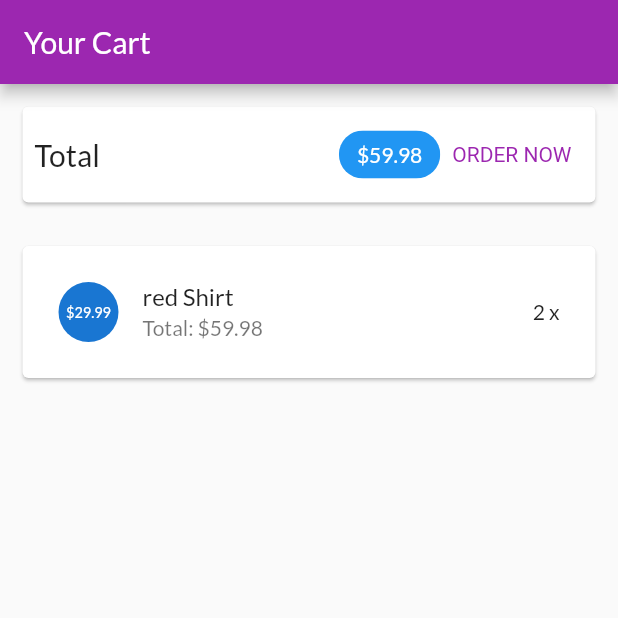
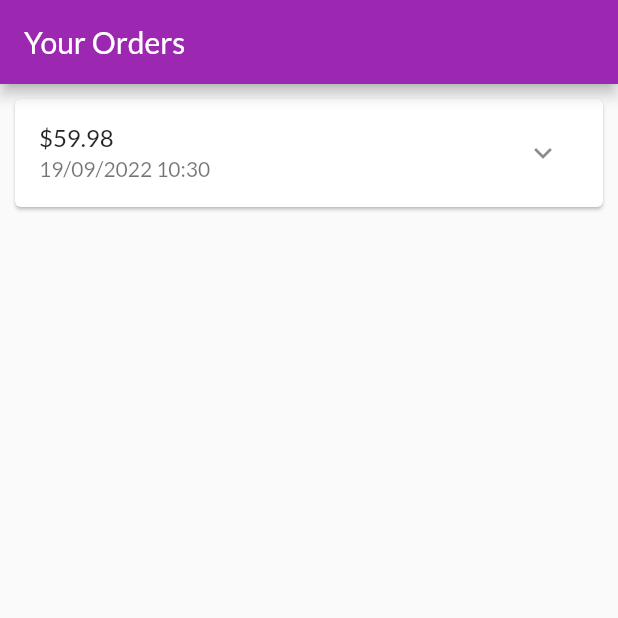
Before and after one commit to PhanDuongKhang/CT484-02, a Flutter app: the screen it shows after launch, on a phone screen of 412 x 824 dp, the top half of it. Run offline on Flutter 3.47's test engine with Material 2 defaults, Android fonts, the phone set to English and light mode, and no system bars.

Commit message:
Xay dung trang cac dat hang

```diff
--- a/lib/main.dart
+++ b/lib/main.dart
@@ -4,6 +4,7 @@ import 'ui/products/product_detail_screen.dart';
 import 'ui/products/product_overview_screen.dart';
 import 'ui/products/user_products_screen.dart';
 import 'ui/cart/cart_screen.dart';
+import 'ui/orders/orders_screen.dart';
 
 void main() {
   runApp(const MyApp());
@@ -53,9 +54,11 @@ class MyApp extends StatelessWidget {
       //   child: UserProductsScreen(),
       // ),
 
-      home: const SafeArea(
-        child: CartScreen(),
-      ),
+      // home: const SafeArea(
+      //   child: CartScreen(),
+      // ),
+
+      home: const SafeArea(child: OrdersScreen()),
 
     );
   }
--- /dev/null
+++ b/lib/models/order_item.dart
@@ -0,0 +1,33 @@
+import 'cart_item.dart';
+
+class OrderItem {
+  final String? id;
+  final double amount;
+  final List<CartItem> products;
+  final DateTime dateTime;
+
+  int get productCount {
+    return products.length;
+  }
+
+  OrderItem({
+    this.id,
+    required this.amount,
+    required this.products,
+    DateTime? dateTime,
+  }) : dateTime = dateTime ?? DateTime.now();
+
+  OrderItem copyWith({
+    String? id,
+    double? amount,
+    List<CartItem>? products,
+    DateTime? dateTime,
+  }) {
+    return OrderItem(
+      id: id ?? this.id,
+      amount: amount ?? this.amount,
+      products: products ?? this.products,
+      dateTime: dateTime ?? this.dateTime,
+    );
+  }
+}
--- /dev/null
+++ b/lib/ui/orders/order_item_card.dart
@@ -0,0 +1,80 @@
+import 'dart:math';
+
+import 'package:flutter/material.dart';
+import 'package:intl/intl.dart';
+
+import '../../models/order_item.dart';
+
+class OrderItemCard extends StatefulWidget {
+  final OrderItem order;
+
+  const OrderItemCard(this.order, {super.key});
+
+  @override
+  State<OrderItemCard> createState() => _OrderItemCardState();
+}
+
+class _OrderItemCardState extends State<OrderItemCard> {
+  var _expanded = false;
+
+  @override
+  Widget build(BuildContext context) {
+    return Card(
+      margin: const EdgeInsets.all(10),
+      child: Column(
+        children: <Widget>[
+          buildOrderSummary(),
+          if (_expanded) buildOrderDetails()
+        ],
+      ),
+    );
+  }
+
+  Widget buildOrderDetails() {
+    return Container(
+      padding: const EdgeInsets.symmetric(horizontal: 15, vertical: 4),
+      height: min(widget.order.productCount * 20.0 + 10, 100),
+      child: ListView(
+        children: widget.order.products
+          .map((prod) => Row(
+            mainAxisAlignment: MainAxisAlignment.spaceBetween,
+            children: <Widget>[
+              Text(
+                prod.title,
+                style: const TextStyle(
+                  fontSize: 18,
+                  fontWeight: FontWeight.bold,
+                ),
+              ),
+              Text(
+                '${prod.quantity}x \$${prod.price}',
+                style: const TextStyle(
+                  fontSize: 18,
+                  color: Colors.grey,
+                ),
+              )
+            ],
+          ),
+        )
+        .toList(),
+      ),
+    );
+  }
+
+  Widget buildOrderSummary() {
+    return ListTile(
+      title: Text('\$${widget.order.amount}'),
+      subtitle: Text(
+        DateFormat('dd/MM/yyyy hh:mm').format(widget.order.dateTime),
+      ),
+      trailing: IconButton(
+        icon: Icon(_expanded ? Icons.expand_less : Icons.expand_more),
+        onPressed: () {
+          setState(() {
+            _expanded = !_expanded;
+          });
+        },
+      ),
+    );
+  }
+}
--- /dev/null
+++ b/lib/ui/orders/orders_manager.dart
@@ -0,0 +1,31 @@
+import 'package:flutter/material.dart';
+
+import '../../models/cart_item.dart';
+import '../../models/order_item.dart';
+
+class OrdersManager with ChangeNotifier {
+  final List<OrderItem> _orders = [
+    OrderItem(
+      id: 'o1',
+      amount: 59.98,
+      products: [
+        CartItem(
+          id: 'c1',
+          title: 'Red Shirt',
+          price: 29.99,
+          quantity: 2,
+        )
+      ],
+      dateTime: DateTime.now(),
+    )
+  ];
+
+  int get orderCount {
+    return _orders.length;
+
+  }
+
+  List<OrderItem> get orders {
+    return [..._orders];
+  }
+}
--- /dev/null
+++ b/lib/ui/orders/orders_screen.dart
@@ -0,0 +1,23 @@
+import 'package:flutter/material.dart';
+
+import 'orders_manager.dart';
+import 'order_item_card.dart';
+
+class OrdersScreen extends StatelessWidget {
+  const OrdersScreen({super.key});
+
+  @override
+  Widget build(BuildContext context) {
+    print('building orders');
+    final ordersManager = OrdersManager();
+    return Scaffold(
+      appBar: AppBar(
+        title: const Text('Your Orders'),
+      ),
+      body: ListView.builder(
+        itemCount: ordersManager.orderCount,
+        itemBuilder: (ctx, i) => OrderItemCard(ordersManager.orders[i]),
+      ),
+    );
+  }
+}
--- a/pubspec.yaml
+++ b/pubspec.yaml
@@ -29,7 +29,9 @@ environment:
 # the latest version available on pub.dev. To see which dependencies have newer
 # versions available, run `flutter pub outdated`.
 dependencies:
+  intl: ^0.17.0
   flutter:
+
     sdk: flutter
 
 
```
Also changed, not shown: pubspec.lock.
